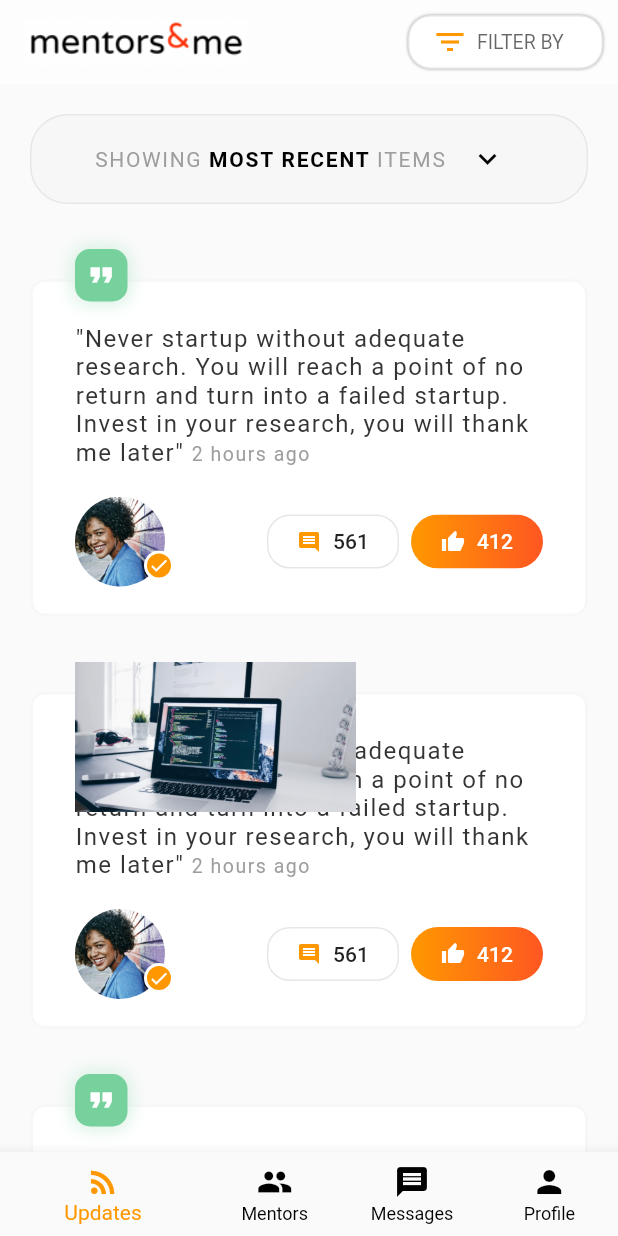
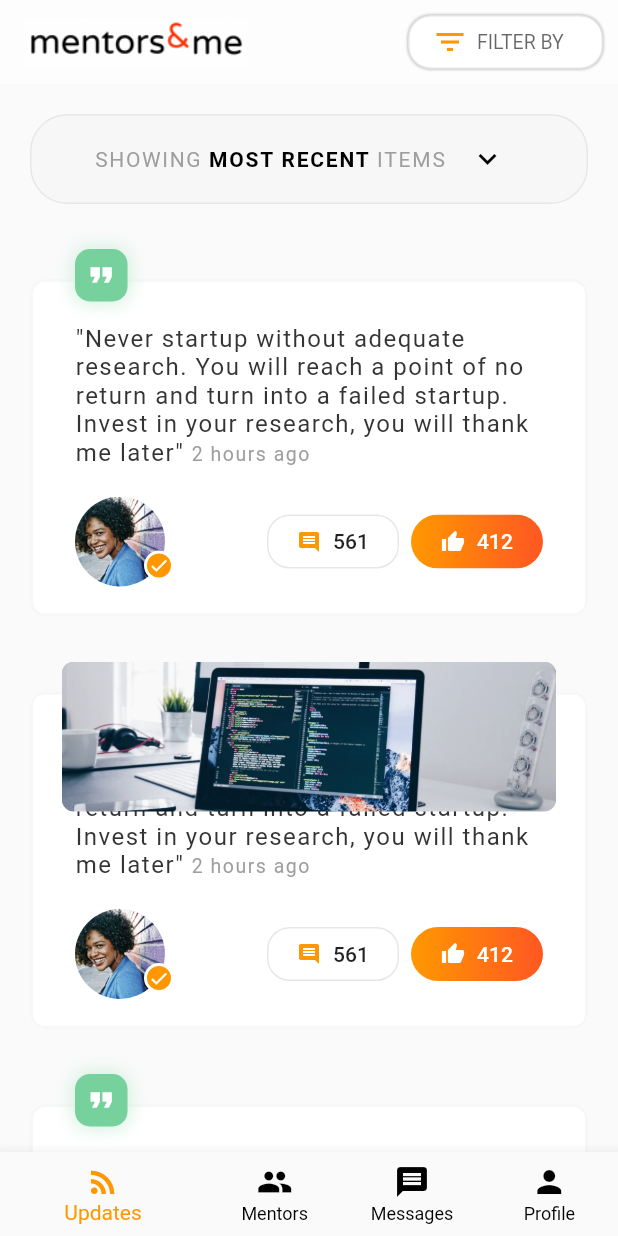
Before and after one commit to codingbbq/mentors_social_app, a Flutter app: the screen it shows after launch, on a phone screen of 412 x 824 dp. Run offline on Flutter 3.47's test engine with Material 2 defaults, Android fonts, the phone set to English and light mode, and no system bars.

Commit message:
Image placement and rounded corners to the image

```diff
--- a/lib/pages/updates/updates_card_two.dart
+++ b/lib/pages/updates/updates_card_two.dart
@@ -133,15 +133,14 @@ class UpdatesCardTwo extends StatelessWidget {
           ),
           Positioned(
             top: 10.0,
-            left: 50.0,
-            child: Container(
-              height: 100,
-              decoration: BoxDecoration(
-                borderRadius: BorderRadius.circular(10),
-              ),
+            left: MediaQuery.of(context).size.width * 0.10,
+            child: ClipRRect(
+              borderRadius: BorderRadius.circular(8.0),
               child: Image.asset(
                 "assets/images/product.jpg",
                 fit: BoxFit.cover,
+                height: 100,
+                width: MediaQuery.of(context).size.width * 0.80,
               )
             ),
           )
```
